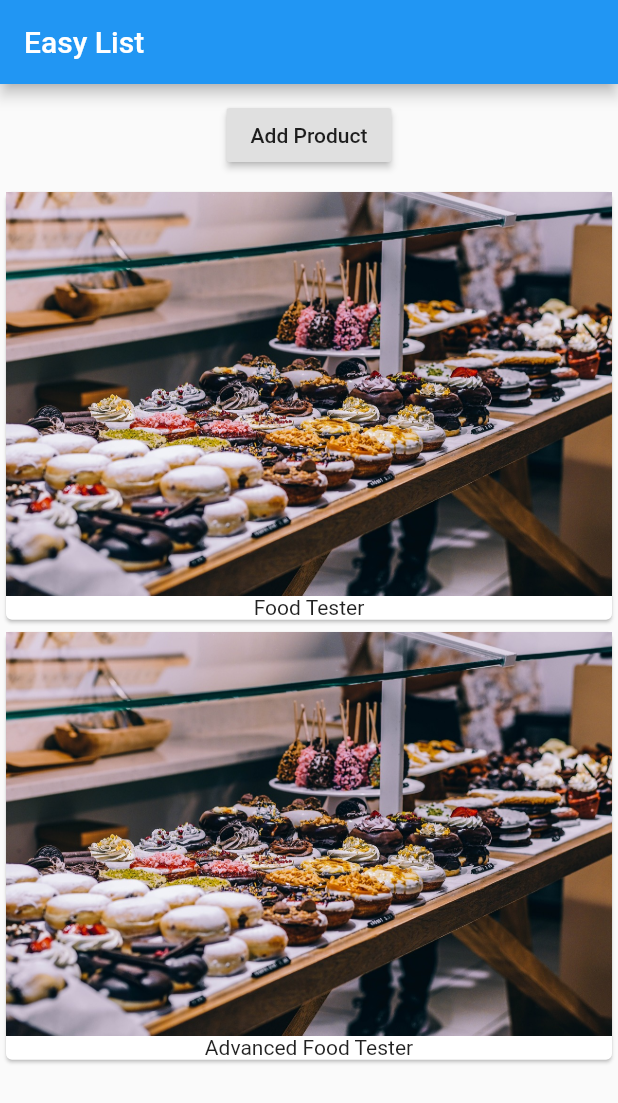
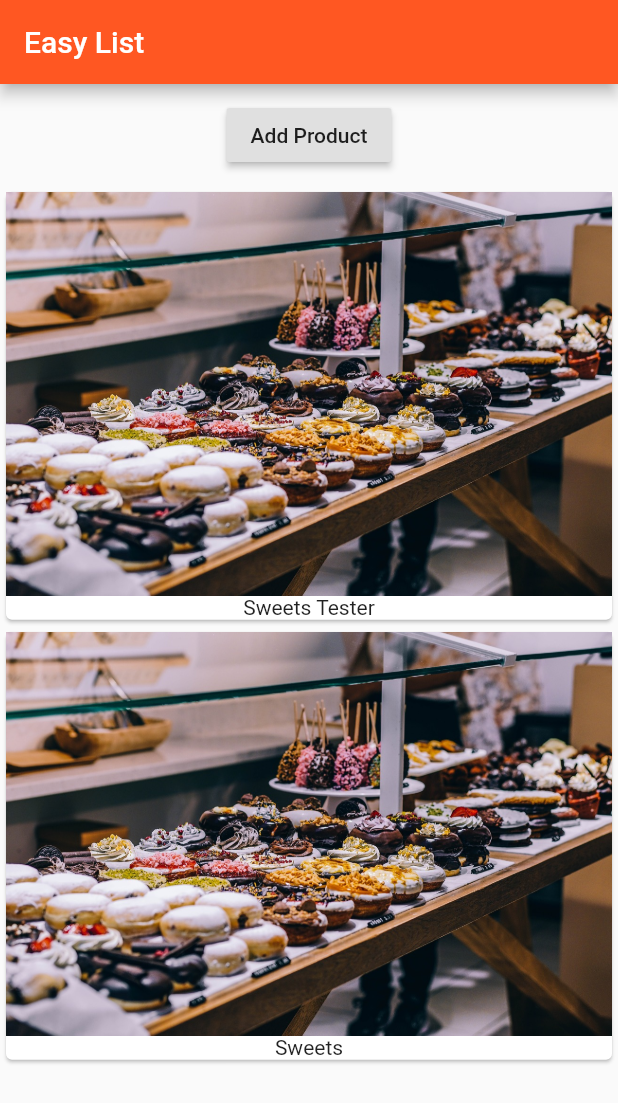
Before and after one commit to Hitvardhan-Singh-Solanki/flutter, a Flutter app: the screen it shows after launch, after a tap on "Add Product", on a phone screen of 412 x 824 dp. Shown: the top 1103 px of the screen. Run offline on Flutter 3.47's test engine with Material 2 defaults, Android fonts, the phone set to English and light mode, and no system bars.

```diff
--- a/lib/main.dart
+++ b/lib/main.dart
@@ -7,6 +7,11 @@ class MyApp extends StatelessWidget {
   @override
   build(BuildContext context) {
     return MaterialApp(
+      theme: ThemeData(
+        primarySwatch: Colors.deepOrange,
+        accentColor: Colors.deepPurple,
+        brightness: Brightness.light
+      ),
       home: Scaffold(
           appBar: AppBar(
             title: Text("Easy List"),
--- /dev/null
+++ b/lib/product_control.dart
@@ -0,0 +1,18 @@
+import 'package:flutter/material.dart';
+
+class ProductControl extends StatelessWidget {
+  final Function addProducts;
+
+  ProductControl(this.addProducts);
+
+  @override
+  Widget build(BuildContext context) {
+    // TODO: implement build
+    return RaisedButton(
+      child: Text('Add Product'),
+      onPressed: () {
+        addProducts('Sweets');
+      },
+    );
+  }
+}
--- a/lib/product_manager.dart
+++ b/lib/product_manager.dart
@@ -1,16 +1,32 @@
 import 'package:flutter/material.dart';
 import './products.dart';
+import 'product_control.dart';
 
 class ProductManager extends StatefulWidget {
+  final String startingProduct;
+
+  ProductManager({this.startingProduct = "Sweets Tester"});
+
   @override
   State<StatefulWidget> createState() {
-    // TODO: implement createState
     return _ProductManager();
   }
 }
 
 class _ProductManager extends State<ProductManager> {
-  List<String> _products = ['Food Tester'];
+  List<String> _products = [];
+
+  @override
+  void initState() {
+    _products.add(widget.startingProduct);
+    super.initState();
+  }
+
+  void _addProducts(String product) {
+    setState(() {
+      _products.add(product);
+    });
+  }
 
   @override
   Widget build(BuildContext context) {
@@ -18,14 +34,7 @@ class _ProductManager extends State<ProductManager> {
       children: <Widget>[
         Container(
           margin: EdgeInsets.all(10.0),
-          child: RaisedButton(
-            child: Text('Add Product'),
-            onPressed: () {
-              setState(() {
-                _products.add('Advanced Food Tester');
-              });
-            },
-          ),
+          child: ProductControl(_addProducts),
         ),
         Products(_products)
       ],
--- a/lib/products.dart
+++ b/lib/products.dart
@@ -1,10 +1,9 @@
 import 'package:flutter/material.dart';
 
 class Products extends StatelessWidget {
-
   final List<String> products;
 
-  Products(this.products);
+  Products([this.products= const []]);
 
   @override
   Widget build(BuildContext context) {
```
